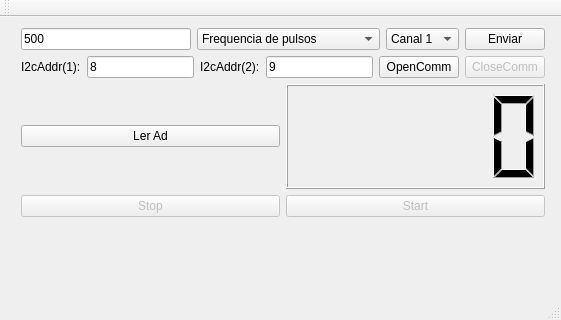
Old version of the form controlador_qt/src/mainwindow.ui in the repository xtarke/estimulator.
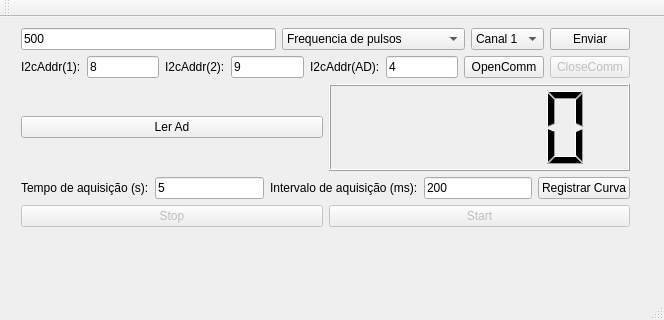
New version of the form.

Patch:
```diff
--- a/controlador_qt/src/mainwindow.ui
+++ b/controlador_qt/src/mainwindow.ui
@@ -6,7 +6,7 @@
    <rect>
     <x>0</x>
     <y>0</y>
-    <width>561</width>
+    <width>664</width>
     <height>320</height>
    </rect>
   </property>
@@ -19,8 +19,8 @@
      <rect>
       <x>10</x>
       <y>0</y>
-      <width>546</width>
-      <height>211</height>
+      <width>631</width>
+      <height>221</height>
      </rect>
     </property>
     <layout class="QVBoxLayout" name="verticalLayout">
@@ -153,6 +153,20 @@
          </property>
         </widget>
        </item>
+       <item>
+        <widget class="QLabel" name="label_3">
+         <property name="text">
+          <string>I2cAddr(AD):</string>
+         </property>
+        </widget>
+       </item>
+       <item>
+        <widget class="QLineEdit" name="lineEditAddr_AD">
+         <property name="text">
+          <string>4</string>
+         </property>
+        </widget>
+       </item>
        <item>
         <widget class="QPushButton" name="pushButtonOpen">
          <property name="text">
@@ -189,6 +203,63 @@
        </item>
       </layout>
      </item>
+     <item>
+      <layout class="QHBoxLayout" name="horizontalLayout_5">
+       <item>
+        <widget class="QLabel" name="label_4">
+         <property name="text">
+          <string>Tempo de aquisição (s):</string>
+         </property>
+        </widget>
+       </item>
+       <item>
+        <widget class="QLineEdit" name="lineEditAddr_Aq">
+         <property name="text">
+          <string>5</string>
+         </property>
+        </widget>
+       </item>
+       <item>
+        <widget class="QLabel" name="label_5">
+         <property name="toolTip">
+          <string>&lt;html&gt;&lt;head/&gt;&lt;body&gt;&lt;p&gt;200ms mínimo&lt;/p&gt;&lt;/body&gt;&lt;/html&gt;</string>
+         </property>
+         <property name="toolTipDuration">
+          <number>2</number>
+         </property>
+         <property name="whatsThis">
+          <string>&lt;html&gt;&lt;head/&gt;&lt;body&gt;&lt;p&gt;200ms mínimo&lt;/p&gt;&lt;/body&gt;&lt;/html&gt;</string>
+         </property>
+         <property name="text">
+          <string>Intervalo de aquisição (ms):</string>
+         </property>
+        </widget>
+       </item>
+       <item>
+        <widget class="QLineEdit" name="lineEditAddr_AqT">
+         <property name="toolTip">
+          <string>&lt;html&gt;&lt;head/&gt;&lt;body&gt;&lt;p&gt;200ms mínimo&lt;/p&gt;&lt;/body&gt;&lt;/html&gt;</string>
+         </property>
+         <property name="toolTipDuration">
+          <number>-1</number>
+         </property>
+         <property name="text">
+          <string>200</string>
+         </property>
+        </widget>
+       </item>
+       <item>
+        <widget class="QPushButton" name="pushButtonCurva">
+         <property name="text">
+          <string>Registrar Curva</string>
+         </property>
+         <property name="checkable">
+          <bool>true</bool>
+         </property>
+        </widget>
+       </item>
+      </layout>
+     </item>
      <item>
       <layout class="QHBoxLayout" name="horizontalLayout_3">
        <item>
```
Left out of the diff: 2 changed lines with no effect on the pictures.
